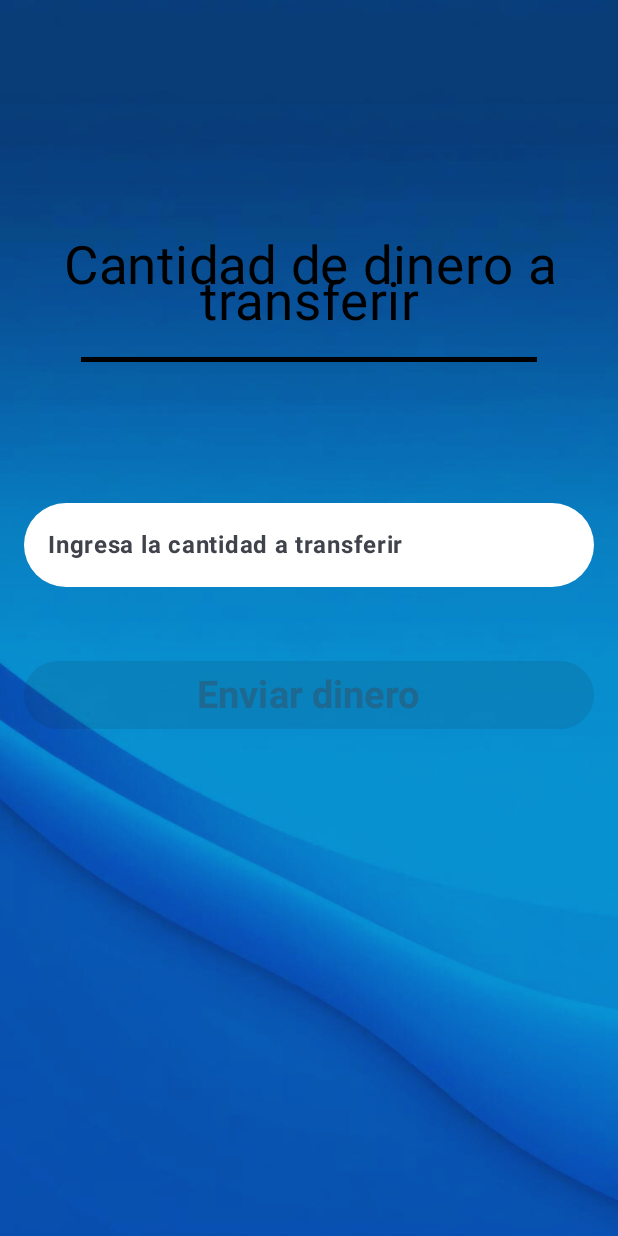
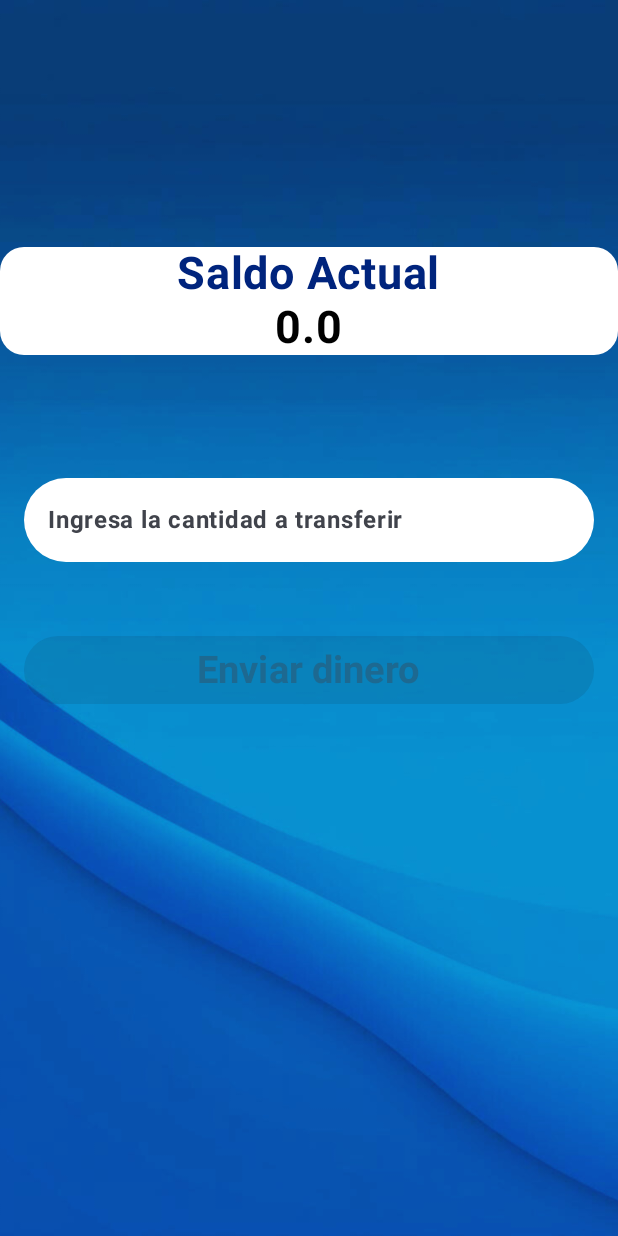
Before and after one commit to RodriguezMaximilianoX/PagosVEN, an Android app built with Jetpack Compose: the composable AmountScreen shown on its own in the app's theme, on a phone screen of 412 x 824 dp. Run offline under Robolectric (Android 15) with nearby library versions, the light colour scheme and no system bars; our stand-ins replace Dagger/Hilt's generated code, Firebase (no records; nobody signed in at launch, a user with empty details on screens opened directly).

Commit message:
Fix TransferScreen

```diff
--- a/app/src/main/java/com/rmxdev/pagosven/presenter/home/HomeViewModel.kt
+++ b/app/src/main/java/com/rmxdev/pagosven/presenter/home/HomeViewModel.kt
@@ -16,7 +16,7 @@ import javax.inject.Inject
 class HomeViewModel @Inject constructor(
     private val getNameUser: GetNameUserUseCase,
     private val getBalanceUser: GetBalanceUserUseCase,
-    private val auth: FirebaseAuth
+    auth: FirebaseAuth
 ) : ViewModel() {
     private val _userName = MutableStateFlow("")
     val userName: StateFlow<String> = _userName.asStateFlow()
--- a/app/src/main/java/com/rmxdev/pagosven/presenter/transfer/transferAmount/AmountScreen.kt
+++ b/app/src/main/java/com/rmxdev/pagosven/presenter/transfer/transferAmount/AmountScreen.kt
@@ -13,6 +13,7 @@ import androidx.compose.foundation.layout.height
 import androidx.compose.foundation.layout.padding
 import androidx.compose.foundation.rememberScrollState
 import androidx.compose.foundation.shape.CircleShape
+import androidx.compose.foundation.shape.RoundedCornerShape
 import androidx.compose.foundation.verticalScroll
 import androidx.compose.material3.Button
 import androidx.compose.material3.ButtonDefaults.buttonColors
@@ -35,7 +36,6 @@ import androidx.compose.ui.layout.ContentScale
 import androidx.compose.ui.platform.LocalContext
 import androidx.compose.ui.res.painterResource
 import androidx.compose.ui.text.font.FontWeight
-import androidx.compose.ui.text.style.TextAlign
 import androidx.compose.ui.unit.dp
 import androidx.compose.ui.unit.sp
 import androidx.hilt.navigation.compose.hiltViewModel
@@ -56,6 +56,7 @@ fun AmountScreen(
     var amount by rememberSaveable { mutableStateOf("") }
     val amountState by viewModel.amountState.collectAsState()
     val context = LocalContext.current
+    val userBalance by viewModel.userBalance.collectAsState()
 
     Box(
         modifier = modifier.fillMaxSize(),
@@ -74,16 +75,21 @@ fun AmountScreen(
             horizontalAlignment = Alignment.CenterHorizontally
         ) {
             Spacer(modifier = Modifier.weight(0.5f))
-            Text(text = "Cantidad de dinero a transferir", fontSize = 35.sp, color = Black, textAlign = TextAlign.Center)
-            Spacer(
+            Column(
                 modifier = Modifier
                     .fillMaxWidth()
-                    .padding(horizontal = 54.dp, vertical = 16.dp)
-                    .height(3.dp)
-                    .background(
-                        Black
-                    )
-            )
+                    .clip(RoundedCornerShape(16.dp))
+                    .background(White),
+                horizontalAlignment = Alignment.CenterHorizontally
+            ) {
+                Text("Saldo Actual", fontSize = 30.sp, fontWeight = FontWeight.Bold, color = Blue)
+                Text(
+                    "$userBalance",
+                    fontSize = 30.sp,
+                    fontWeight = FontWeight.Bold,
+                    color = Black
+                )
+            }
             Spacer(modifier = Modifier.weight(0.25f))
             TextField(
                 value = amount,
--- a/app/src/main/java/com/rmxdev/pagosven/presenter/transfer/transferAmount/AmountViewModel.kt
+++ b/app/src/main/java/com/rmxdev/pagosven/presenter/transfer/transferAmount/AmountViewModel.kt
@@ -4,16 +4,19 @@ import androidx.lifecycle.ViewModel
 import androidx.lifecycle.viewModelScope
 import com.google.firebase.auth.FirebaseAuth
 import com.rmxdev.pagosven.domain.entities.User
+import com.rmxdev.pagosven.domain.useCase.getBalanceUserUseCase.GetBalanceUserUseCase
 import com.rmxdev.pagosven.domain.useCase.transferMoneyUseCase.TransferMoneyUseCase
 import dagger.hilt.android.lifecycle.HiltViewModel
 import kotlinx.coroutines.flow.MutableStateFlow
 import kotlinx.coroutines.flow.StateFlow
+import kotlinx.coroutines.flow.asStateFlow
 import kotlinx.coroutines.launch
 import javax.inject.Inject
 
 @HiltViewModel
 class AmountViewModel @Inject constructor(
     private val transferMoneyUseCase: TransferMoneyUseCase,
+    private val getBalanceUser: GetBalanceUserUseCase,
     auth: FirebaseAuth
 ): ViewModel() {
 
@@ -21,6 +24,14 @@ class AmountViewModel @Inject constructor(
     private val senderId = userId ?: ""
     private val _amountState = MutableStateFlow<AmountState>(AmountState.Idle)
     val amountState: StateFlow<AmountState> = _amountState
+    private val _userBalance = MutableStateFlow(0.0)
+    val userBalance: StateFlow<Double> = _userBalance.asStateFlow()
+
+    init {
+        userId?.let{
+            getUserBalance(it)
+        }
+    }
 
     fun transferMoney(userReceiver: User, amount: Double) {
         viewModelScope.launch {
@@ -34,4 +45,14 @@ class AmountViewModel @Inject constructor(
         }
     }
 
+    private fun getUserBalance(userId: String) {
+        viewModelScope.launch {
+            try {
+                _userBalance.value = getBalanceUser(userId)
+            } catch (e: Exception) {
+                _userBalance.value = 0.0
+            }
+        }
+    }
+
 }
```
Also changed, not shown: app/src/main/java/com/rmxdev/pagosven/presenter/transfer/transferFindUser/TransferScreen.kt (+47 -6 lines).
